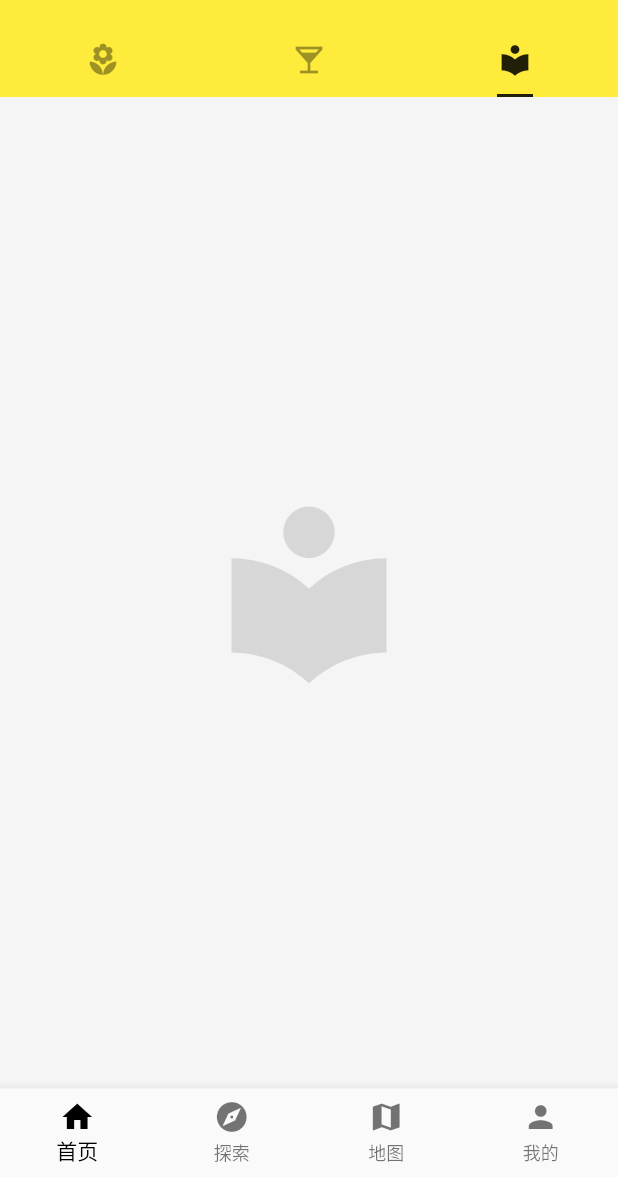
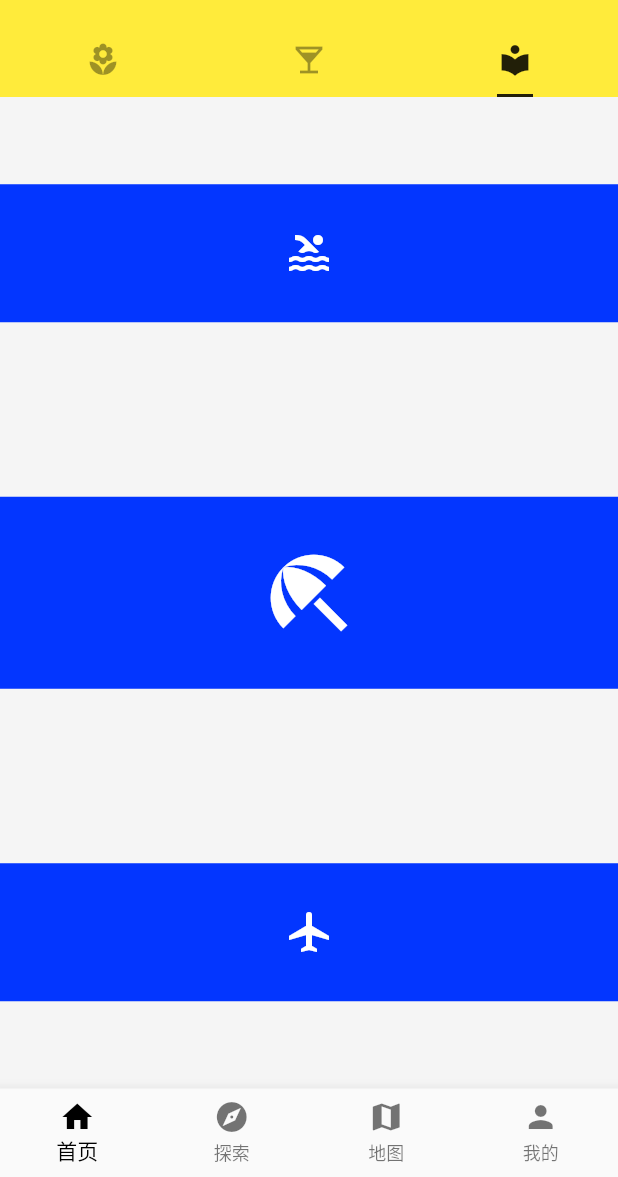
Before and after one commit to vantch/vantch-flutter, a Flutter app: the screen it shows after launch, tab 3 chosen, on a phone screen of 412 x 824 dp, the part 59-1236 px from its top. Run offline on Flutter 3.47's test engine with Material 2 defaults, Android fonts, the phone set to English and light mode, and no system bars; network calls fail.

Commit message:
1、创建图标小徽章； 2、Row 和 Column ; 3、主轴 mainAxis 与交叉轴 crossAxis

```diff
--- /dev/null
+++ b/lib/demo/layout_demo.dart
@@ -0,0 +1,42 @@
+import 'package:flutter/material.dart';
+
+class LayoutDemo extends StatelessWidget {
+  @override
+  Widget build(BuildContext context) {
+    return IconRow();
+  }
+}
+
+class IconRow extends StatelessWidget {
+  @override
+  Widget build(BuildContext context) {
+    return Container(
+      child: Column(
+        mainAxisAlignment: MainAxisAlignment.spaceAround,
+        crossAxisAlignment: CrossAxisAlignment.stretch,
+        children: <Widget>[
+          IconBadge(Icons.pool),
+          IconBadge(Icons.beach_access, size: 68.0,),
+          IconBadge(Icons.airplanemode_active),
+        ],
+      ),
+    );
+  }
+}
+
+class IconBadge extends StatelessWidget {
+  final IconData icon;
+  final double size;
+
+  IconBadge(this.icon, {this.size = 32.0});
+
+  @override
+  Widget build(BuildContext context) {
+    return Container(
+      child: Icon(icon, size: size, color: Colors.white,),
+      width: size + 60.0,
+      height: size + 60.0,
+      color: Color.fromRGBO(3, 54, 255, 1.0),
+    );
+  }
+}
--- a/lib/main.dart
+++ b/lib/main.dart
@@ -3,10 +3,11 @@ import 'package:vantch/demo/drawer_demo.dart';
 import './demo/bottom_navigation_bar_demo.dart';
 import './demo/listview_demo.dart';
 import './demo/basic_demo.dart';
+import './demo/layout_demo.dart';
 
 void main() => runApp(MyApp());
 
-class MyApp extends StatelessWidget{
+class MyApp extends StatelessWidget {
   @override
   Widget build(BuildContext context) {
     return MaterialApp(
@@ -21,14 +22,14 @@ class MyApp extends StatelessWidget{
   }
 }
 
-class Home extends StatelessWidget{
+class Home extends StatelessWidget {
   @override
   Widget build(BuildContext context) {
     return DefaultTabController(
       length: 3,
       child: Scaffold(
-      backgroundColor:Colors.grey[100] ,
-      appBar: AppBar(
+        backgroundColor: Colors.grey[100],
+        appBar: AppBar(
           title: Text('Vantch'),
           elevation: 0.0,
           actions: <Widget>[
@@ -55,7 +56,8 @@ class Home extends StatelessWidget{
             ListViewDemo(),
             // Icon(Icons.local_bar, size: 138.0, color: Colors.black12),
             BasicDemo(),
-            Icon(Icons.local_library, size: 138.0, color: Colors.black12),
+            // Icon(Icons.local_library, size: 138.0, color: Colors.black12),
+            LayoutDemo(),
           ],
         ),
         drawer: DrawerDemo(),
```
